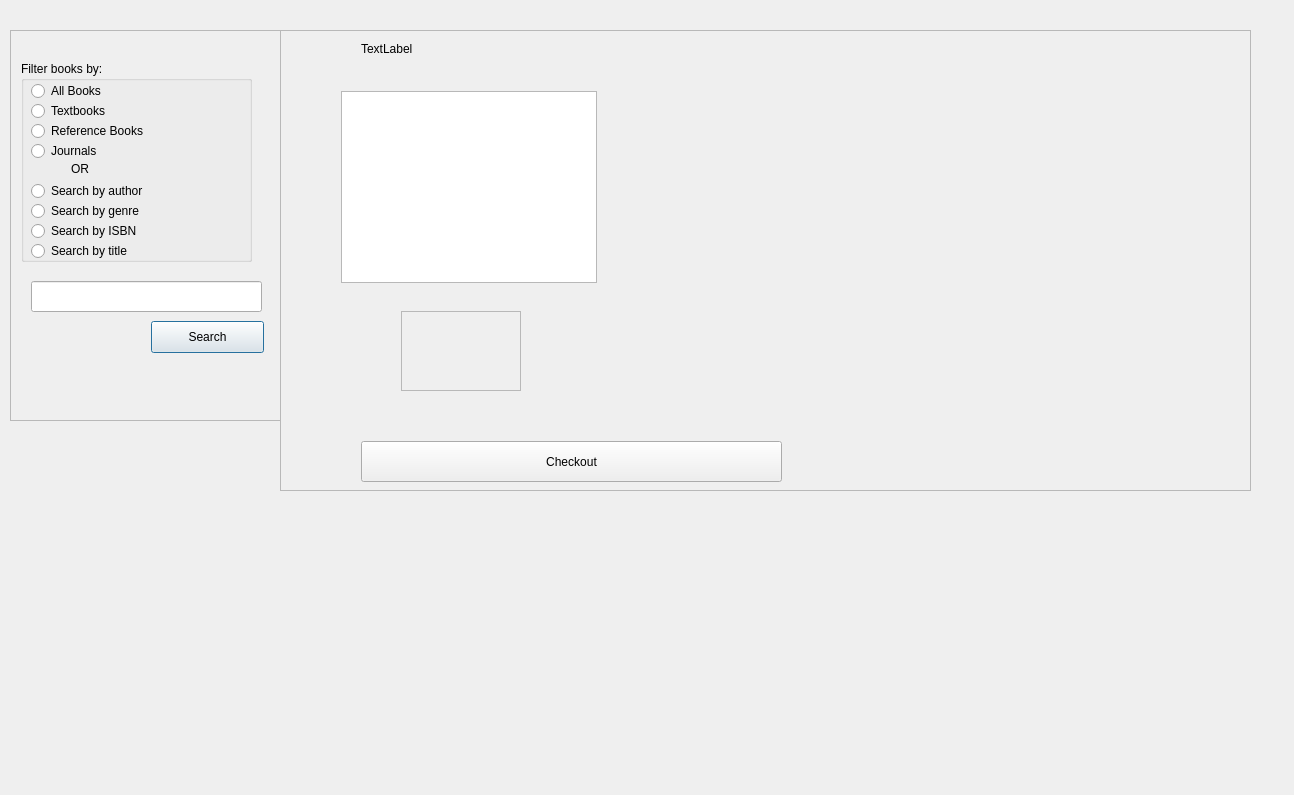
Above: UnitTesting/displaybooks.ui from cameron001/cs100_finalproject before the change. Below: the same form after it.
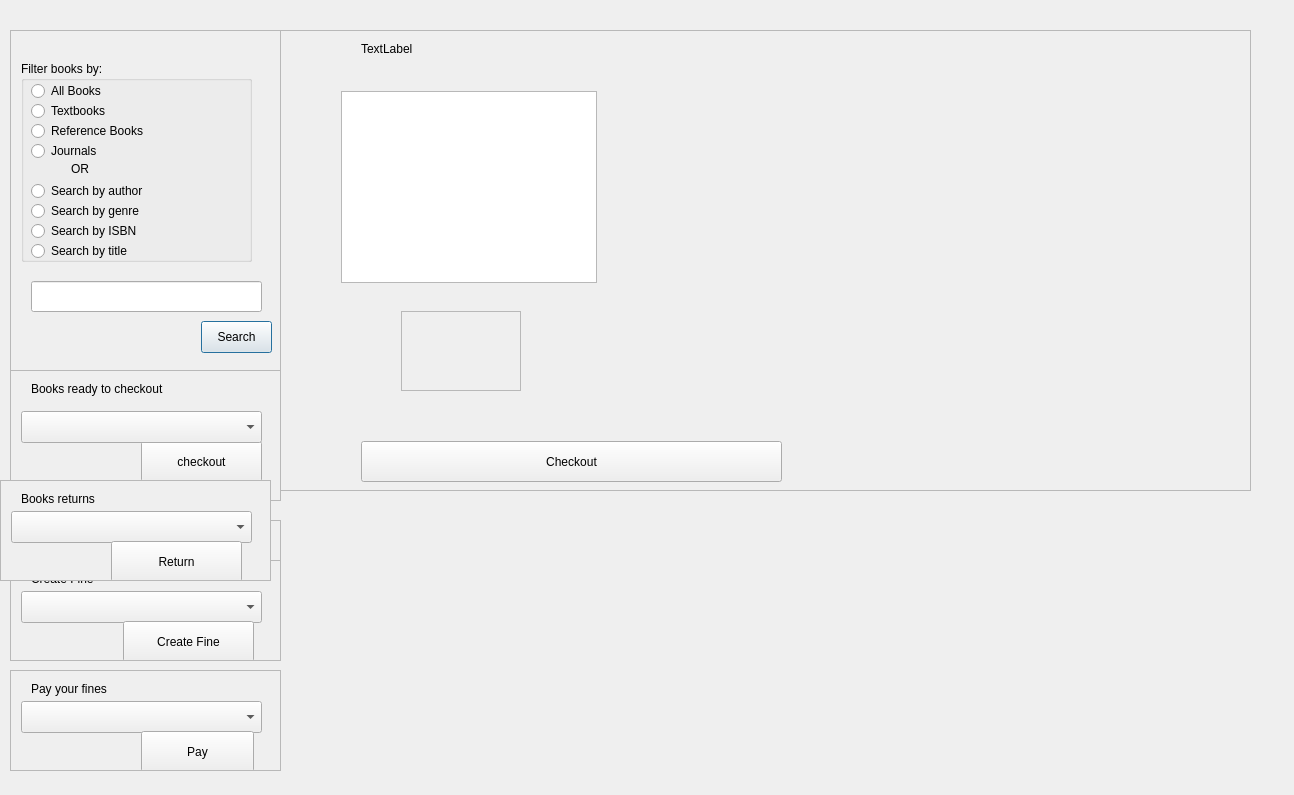
That is the form after the change.

Commit message: Book classes unit tests. (not working probably due to QT limitation).

Patch:
```diff
--- a/UnitTesting/displaybooks.ui
+++ b/UnitTesting/displaybooks.ui
@@ -19,7 +19,7 @@
      <x>10</x>
      <y>30</y>
      <width>271</width>
-     <height>391</height>
+     <height>381</height>
     </rect>
    </property>
    <property name="widgetResizable">
@@ -31,7 +31,7 @@
       <x>0</x>
       <y>0</y>
       <width>269</width>
-      <height>389</height>
+      <height>379</height>
      </rect>
     </property>
     <widget class="QLabel" name="welcome_lbl">
@@ -190,9 +190,9 @@
     <widget class="QPushButton" name="search_btn">
      <property name="geometry">
       <rect>
-       <x>140</x>
+       <x>190</x>
        <y>290</y>
-       <width>113</width>
+       <width>71</width>
        <height>32</height>
       </rect>
      </property>
@@ -204,9 +204,9 @@
      <property name="geometry">
       <rect>
        <x>20</x>
-       <y>330</y>
-       <width>231</width>
-       <height>51</height>
+       <y>290</y>
+       <width>171</width>
+       <height>31</height>
       </rect>
      </property>
      <property name="text">
@@ -336,6 +336,265 @@
     </widget>
    </widget>
   </widget>
+  <widget class="QScrollArea" name="admin_panel">
+   <property name="geometry">
+    <rect>
+     <x>10</x>
+     <y>370</y>
+     <width>271</width>
+     <height>131</height>
+    </rect>
+   </property>
+   <property name="widgetResizable">
+    <bool>true</bool>
+   </property>
+   <widget class="QWidget" name="scrollAreaWidgetContents_4">
+    <property name="geometry">
+     <rect>
+      <x>0</x>
+      <y>0</y>
+      <width>269</width>
+      <height>129</height>
+     </rect>
+    </property>
+    <widget class="QLabel" name="admin_panel_lbl">
+     <property name="geometry">
+      <rect>
+       <x>20</x>
+       <y>10</y>
+       <width>161</width>
+       <height>16</height>
+      </rect>
+     </property>
+     <property name="text">
+      <string>Books ready to checkout</string>
+     </property>
+    </widget>
+    <widget class="QPushButton" name="checkout_btn">
+     <property name="geometry">
+      <rect>
+       <x>130</x>
+       <y>70</y>
+       <width>121</width>
+       <height>41</height>
+      </rect>
+     </property>
+     <property name="text">
+      <string>checkout</string>
+     </property>
+    </widget>
+    <widget class="QComboBox" name="checkout_combox">
+     <property name="geometry">
+      <rect>
+       <x>10</x>
+       <y>40</y>
+       <width>241</width>
+       <height>32</height>
+      </rect>
+     </property>
+    </widget>
+   </widget>
+  </widget>
+  <widget class="QScrollArea" name="student_panel">
+   <property name="geometry">
+    <rect>
+     <x>10</x>
+     <y>520</y>
+     <width>271</width>
+     <height>41</height>
+    </rect>
+   </property>
+   <property name="widgetResizable">
+    <bool>true</bool>
+   </property>
+   <widget class="QWidget" name="scrollAreaWidgetContents_5">
+    <property name="geometry">
+     <rect>
+      <x>0</x>
+      <y>0</y>
+      <width>269</width>
+      <height>39</height>
+     </rect>
+    </property>
+   </widget>
+  </widget>
+  <widget class="QScrollArea" name="student_overdue">
+   <property name="geometry">
+    <rect>
+     <x>10</x>
+     <y>670</y>
+     <width>271</width>
+     <height>101</height>
+    </rect>
+   </property>
+   <property name="widgetResizable">
+    <bool>true</bool>
+   </property>
+   <widget class="QWidget" name="scrollAreaWidgetContents_6">
+    <property name="geometry">
+     <rect>
+      <x>0</x>
+      <y>0</y>
+      <width>269</width>
+      <height>99</height>
+     </rect>
+    </property>
+    <widget class="QLabel" name="fines_admin_lbl">
+     <property name="geometry">
+      <rect>
+       <x>20</x>
+       <y>10</y>
+       <width>111</width>
+       <height>16</height>
+      </rect>
+     </property>
+     <property name="text">
+      <string>Pay your fines</string>
+     </property>
+    </widget>
+    <widget class="QComboBox" name="overdue_comboBox">
+     <property name="geometry">
+      <rect>
+       <x>10</x>
+       <y>30</y>
+       <width>241</width>
+       <height>32</height>
+      </rect>
+     </property>
+    </widget>
+    <widget class="QPushButton" name="createfine_btn">
+     <property name="geometry">
+      <rect>
+       <x>130</x>
+       <y>60</y>
+       <width>113</width>
+       <height>41</height>
+      </rect>
+     </property>
+     <property name="text">
+      <string>Pay</string>
+     </property>
+    </widget>
+   </widget>
+  </widget>
+  <widget class="QScrollArea" name="admin_fines">
+   <property name="geometry">
+    <rect>
+     <x>10</x>
+     <y>560</y>
+     <width>271</width>
+     <height>101</height>
+    </rect>
+   </property>
+   <property name="widgetResizable">
+    <bool>true</bool>
+   </property>
+   <widget class="QWidget" name="scrollAreaWidgetContents_7">
+    <property name="geometry">
+     <rect>
+      <x>0</x>
+      <y>0</y>
+      <width>269</width>
+      <height>99</height>
+     </rect>
+    </property>
+    <widget class="QLabel" name="overdue_lbl_2">
+     <property name="geometry">
+      <rect>
+       <x>20</x>
+       <y>10</y>
+       <width>111</width>
+       <height>16</height>
+      </rect>
+     </property>
+     <property name="text">
+      <string>Create Fine</string>
+     </property>
+    </widget>
+    <widget class="QComboBox" name="fines_admin_comboBox">
+     <property name="geometry">
+      <rect>
+       <x>10</x>
+       <y>30</y>
+       <width>241</width>
+       <height>32</height>
+      </rect>
+     </property>
+    </widget>
+    <widget class="QPushButton" name="pay_btn_2">
+     <property name="geometry">
+      <rect>
+       <x>112</x>
+       <y>60</y>
+       <width>131</width>
+       <height>41</height>
+      </rect>
+     </property>
+     <property name="text">
+      <string>Create Fine</string>
+     </property>
+    </widget>
+   </widget>
+  </widget>
+  <widget class="QScrollArea" name="admin_book_returns">
+   <property name="geometry">
+    <rect>
+     <x>0</x>
+     <y>480</y>
+     <width>271</width>
+     <height>101</height>
+    </rect>
+   </property>
+   <property name="widgetResizable">
+    <bool>true</bool>
+   </property>
+   <widget class="QWidget" name="admin_returns">
+    <property name="geometry">
+     <rect>
+      <x>0</x>
+      <y>0</y>
+      <width>269</width>
+      <height>99</height>
+     </rect>
+    </property>
+    <widget class="QLabel" name="overdue_lbl_3">
+     <property name="geometry">
+      <rect>
+       <x>20</x>
+       <y>10</y>
+       <width>111</width>
+       <height>16</height>
+      </rect>
+     </property>
+     <property name="text">
+      <string>Books returns</string>
+     </property>
+    </widget>
+    <widget class="QComboBox" name="return_admin_comboBox">
+     <property name="geometry">
+      <rect>
+       <x>10</x>
+       <y>30</y>
+       <width>241</width>
+       <height>32</height>
+      </rect>
+     </property>
+    </widget>
+    <widget class="QPushButton" name="return_btn_3">
+     <property name="geometry">
+      <rect>
+       <x>110</x>
+       <y>60</y>
+       <width>131</width>
+       <height>41</height>
+      </rect>
+     </property>
+     <property name="text">
+      <string>Return</string>
+     </property>
+    </widget>
+   </widget>
+  </widget>
  </widget>
  <resources/>
  <connections/>
```
The commit also changes 16 other files.
